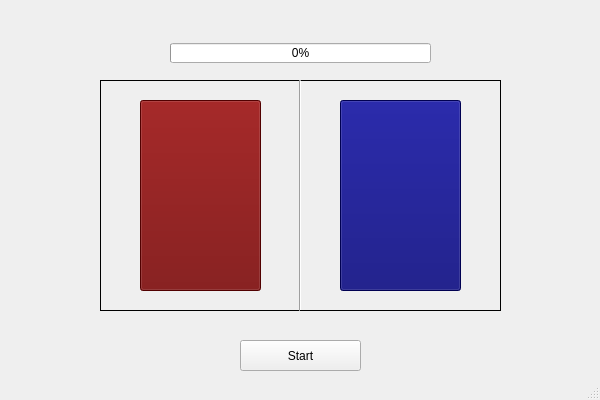
Above: mainwindow.ui from jasl08/Simon-Says-Game before the change. Below: the same form after it.
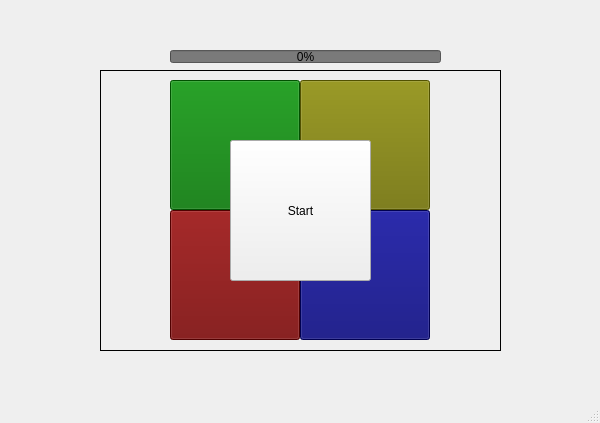
That is the form after the change.

Commit message: added two additional colored buttons, moved start button and allowed current level/round to display

Diff of the .ui file:
```diff
--- a/mainwindow.ui
+++ b/mainwindow.ui
@@ -7,32 +7,35 @@
     <x>0</x>
     <y>0</y>
     <width>600</width>
-    <height>400</height>
+    <height>423</height>
    </rect>
   </property>
   <property name="minimumSize">
    <size>
-    <width>600</width>
-    <height>400</height>
+    <width>0</width>
+    <height>0</height>
    </size>
   </property>
   <property name="maximumSize">
    <size>
-    <width>600</width>
-    <height>400</height>
+    <width>16777215</width>
+    <height>16777215</height>
    </size>
   </property>
   <property name="windowTitle">
    <string>MainWindow</string>
   </property>
+  <property name="styleSheet">
+   <string notr="true"/>
+  </property>
   <widget class="QWidget" name="centralwidget">
    <widget class="QPushButton" name="redButton">
     <property name="geometry">
      <rect>
-      <x>140</x>
-      <y>100</y>
-      <width>121</width>
-      <height>191</height>
+      <x>170</x>
+      <y>210</y>
+      <width>130</width>
+      <height>130</height>
      </rect>
     </property>
     <property name="styleSheet">
@@ -51,10 +54,10 @@
    <widget class="QPushButton" name="blueButton">
     <property name="geometry">
      <rect>
-      <x>340</x>
-      <y>100</y>
-      <width>121</width>
-      <height>191</height>
+      <x>300</x>
+      <y>210</y>
+      <width>130</width>
+      <height>130</height>
      </rect>
     </property>
     <property name="styleSheet">
@@ -70,28 +73,18 @@
      <string/>
     </property>
    </widget>
-   <widget class="Line" name="line">
-    <property name="geometry">
-     <rect>
-      <x>290</x>
-      <y>80</y>
-      <width>20</width>
-      <height>231</height>
-     </rect>
-    </property>
-    <property name="orientation">
-     <enum>Qt::Vertical</enum>
-    </property>
-   </widget>
    <widget class="QPushButton" name="startButton">
     <property name="geometry">
      <rect>
-      <x>240</x>
-      <y>340</y>
-      <width>121</width>
-      <height>31</height>
+      <x>230</x>
+      <y>140</y>
+      <width>141</width>
+      <height>141</height>
      </rect>
     </property>
+    <property name="styleSheet">
+     <string notr="true"/>
+    </property>
     <property name="text">
      <string>Start</string>
     </property>
@@ -100,11 +93,14 @@
     <property name="geometry">
      <rect>
       <x>170</x>
-      <y>43</y>
-      <width>261</width>
-      <height>20</height>
+      <y>50</y>
+      <width>271</width>
+      <height>13</height>
      </rect>
     </property>
+    <property name="styleSheet">
+     <string notr="true">background-color: rgb(122, 122, 122);</string>
+    </property>
     <property name="value">
      <number>0</number>
     </property>
@@ -113,9 +109,9 @@
     <property name="geometry">
      <rect>
       <x>100</x>
-      <y>80</y>
+      <y>70</y>
       <width>401</width>
-      <height>231</height>
+      <height>281</height>
      </rect>
     </property>
     <property name="styleSheet">
@@ -128,19 +124,6 @@
      <string/>
     </property>
    </widget>
-   <widget class="Line" name="line_2">
-    <property name="geometry">
-     <rect>
-      <x>290</x>
-      <y>80</y>
-      <width>20</width>
-      <height>231</height>
-     </rect>
-    </property>
-    <property name="orientation">
-     <enum>Qt::Vertical</enum>
-    </property>
-   </widget>
    <widget class="QLabel" name="GameOverMessage">
     <property name="geometry">
      <rect>
@@ -163,6 +146,50 @@
      <set>Qt::AlignCenter</set>
     </property>
    </widget>
+   <widget class="QPushButton" name="yellowButton">
+    <property name="geometry">
+     <rect>
+      <x>300</x>
+      <y>80</y>
+      <width>130</width>
+      <height>130</height>
+     </rect>
+    </property>
+    <property name="styleSheet">
+     <string notr="true">#yellowButton{
+background-color: rgb(113, 113, 0);
+}
+
+#yellowButton:pressed {
+    background-color: rgb(255, 255, 0);
+}</string>
+    </property>
+    <property name="text">
+     <string/>
+    </property>
+   </widget>
+   <widget class="QPushButton" name="greenButton">
+    <property name="geometry">
+     <rect>
+      <x>170</x>
+      <y>80</y>
+      <width>130</width>
+      <height>130</height>
+     </rect>
+    </property>
+    <property name="styleSheet">
+     <string notr="true">#greenButton{
+background-color: rgb(0, 113, 0);
+}
+
+#greenButton:pressed {
+    background-color: rgb(0, 255, 0);
+}</string>
+    </property>
+    <property name="text">
+     <string/>
+    </property>
+   </widget>
    <zorder>buttonBorder</zorder>
    <zorder>redButton</zorder>
    <zorder>blueButton</zorder>
```
Left out of the diff: 6 changed lines with no effect on the pictures. The commit also changes 6 other files.
